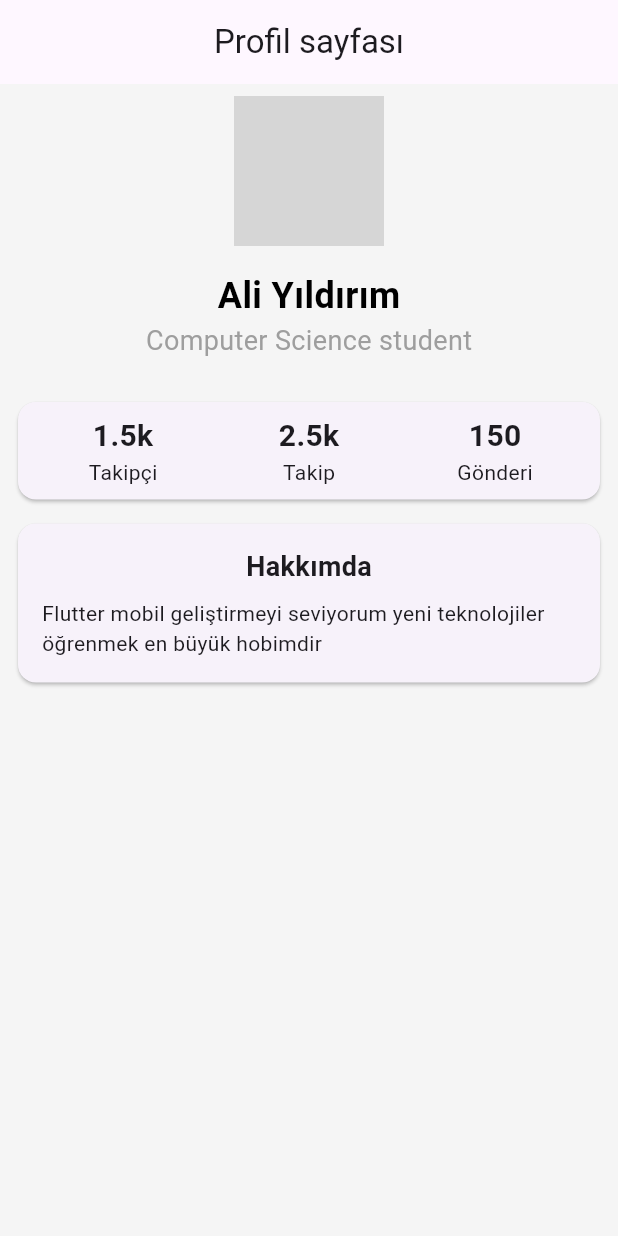
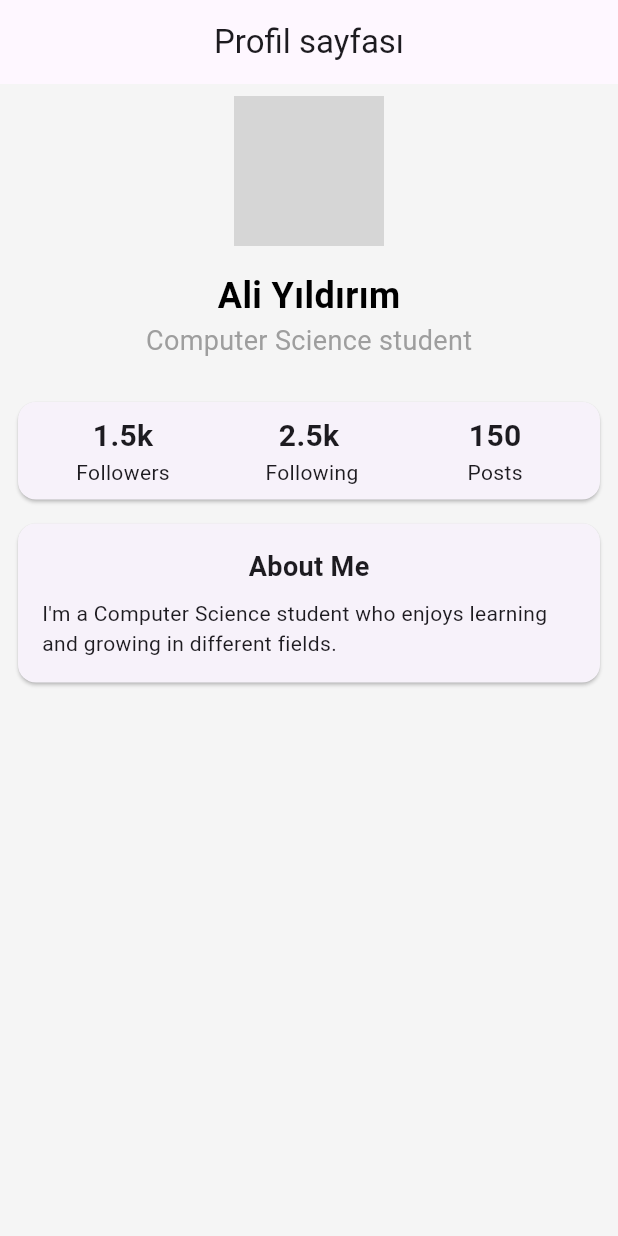
Before and after one commit to Yildirim-AliD/Flutter-Journey, a Flutter app: the screen it shows after launch, on a phone screen of 412 x 824 dp. Run offline on Flutter 3.47's test engine with Material 3 defaults, Android fonts, the phone set to English and light mode, and no system bars; network calls fail; grey boxes are pictures that could not be loaded.

Commit message:
Update_First_App

```diff
--- a/my_profil_app/lib/main.dart
+++ b/my_profil_app/lib/main.dart
@@ -72,9 +72,9 @@ class MyApp extends StatelessWidget{
                     padding: const EdgeInsets.all(8.0),
                     child: Row(
                       children: [
-                        _buildItem("1.5k", "Takipçi"),
-                        _buildItem("2.5k", "Takip"),
-                        _buildItem('150', "Gönderi"),
+                        _buildItem("1.5k", "Followers"),
+                        _buildItem("2.5k", " Following"),
+                        _buildItem('150', "Posts"),
                         ],
                       ),
                   ),
@@ -85,18 +85,18 @@ class MyApp extends StatelessWidget{
                       padding: const EdgeInsets.all(16.0),
                       child: Column(
                         children: [
-                          Text("Hakkımda",
-                          style: TextStyle(
-                          fontWeight: FontWeight.bold,
-                          fontSize: 18,
+                          Text(
+                            "About Me",
+                            style: TextStyle(
+                            fontWeight: FontWeight.bold,
+                            fontSize: 18,
                           ),
                           ),
                           SizedBox(
                             height: 8,
                           ),
                           Text(
-                            'Flutter mobil geliştirmeyi seviyorum yeni teknolojiler öğrenmek'
-                            ' en büyük hobimdir',
+                            "I'm a Computer Science student who enjoys learning and growing in different fields.",
                           )
                         ],
                       ),
```
